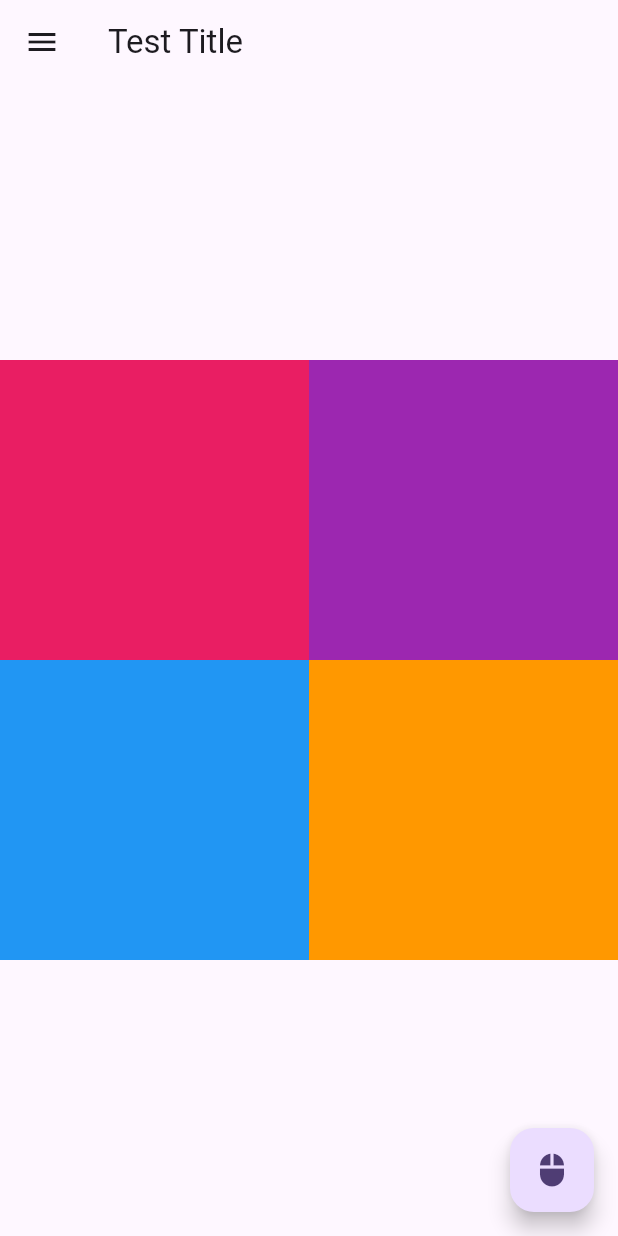
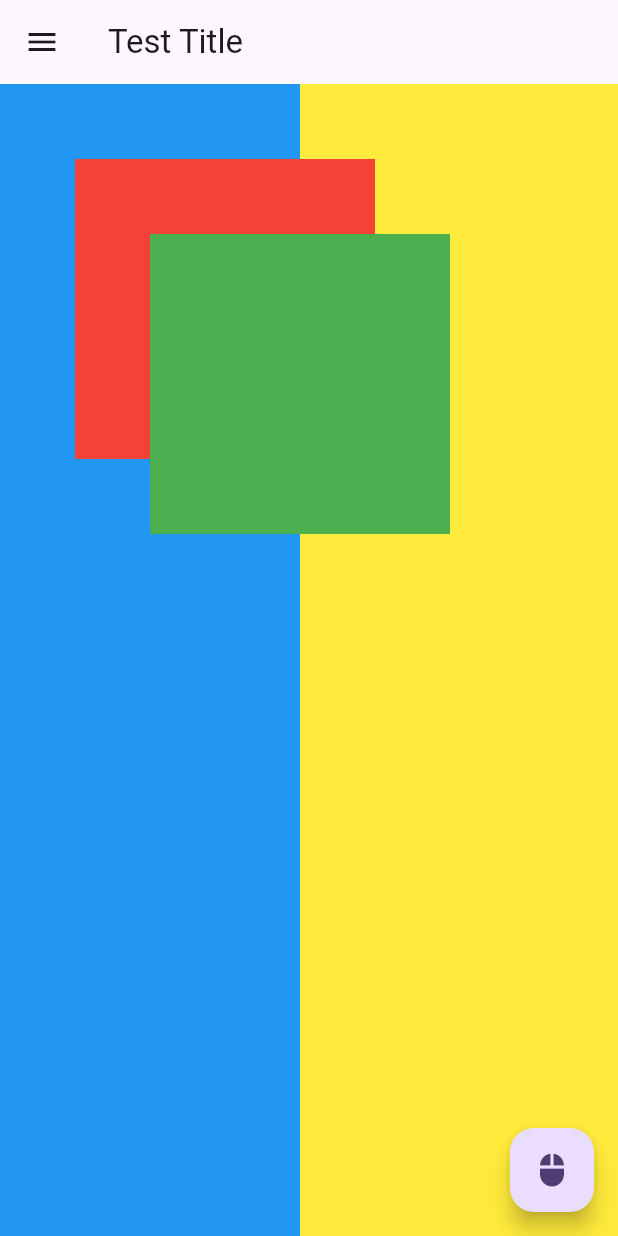
Before and after one commit to song1900/flutter-practice-project, a Flutter app: the screen it shows after launch, on a phone screen of 412 x 824 dp. Run offline on Flutter 3.47's test engine with Material 3 defaults, Android fonts, the phone set to English and light mode, and no system bars.

Commit message:
Stack 사용하여 여러 위젯 중첩하기

```diff
--- a/project/lib/main.dart
+++ b/project/lib/main.dart
@@ -50,6 +50,30 @@ class _MyHomePageState extends State<MyHomePage> {
         ],
       ),
       body: Container(
+        width: MediaQuery.of(context).size.width,
+        color: Colors.yellow,
+        child: Stack(
+          children: [
+            Container(
+              width: 200,
+              height: MediaQuery.of(context).size.height,
+              color: Colors.blue,
+            ),
+            Container(
+              width: 200,
+              height: 200,
+              margin: EdgeInsets.only(top: 50, left: 50),
+              color: Colors.red,
+            ),
+            Container(
+              width: 200,
+              height: 200,
+              margin: EdgeInsets.only(top: 100, left: 100),
+              color: Colors.green,
+            ),
+          ],
+        ),
+        /*
         alignment: Alignment.topLeft,
         child: Column(
           mainAxisAlignment: MainAxisAlignment.center,
@@ -86,6 +110,7 @@ class _MyHomePageState extends State<MyHomePage> {
             ),
           ],
         ),
+        */
       ),
       floatingActionButton: FloatingActionButton(
         onPressed: () => print("Cliked"),
```
